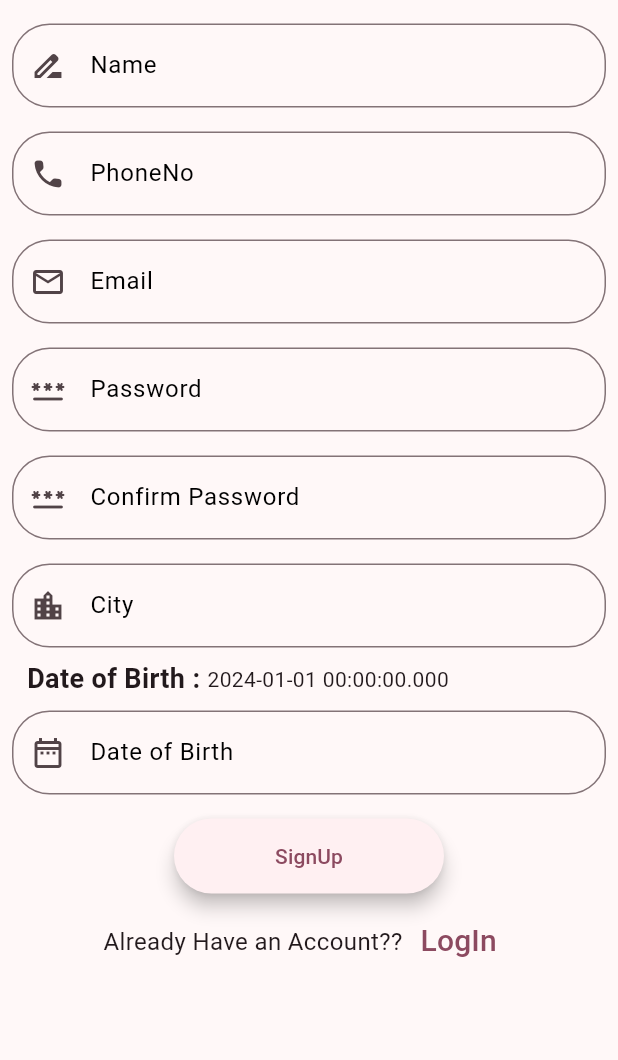
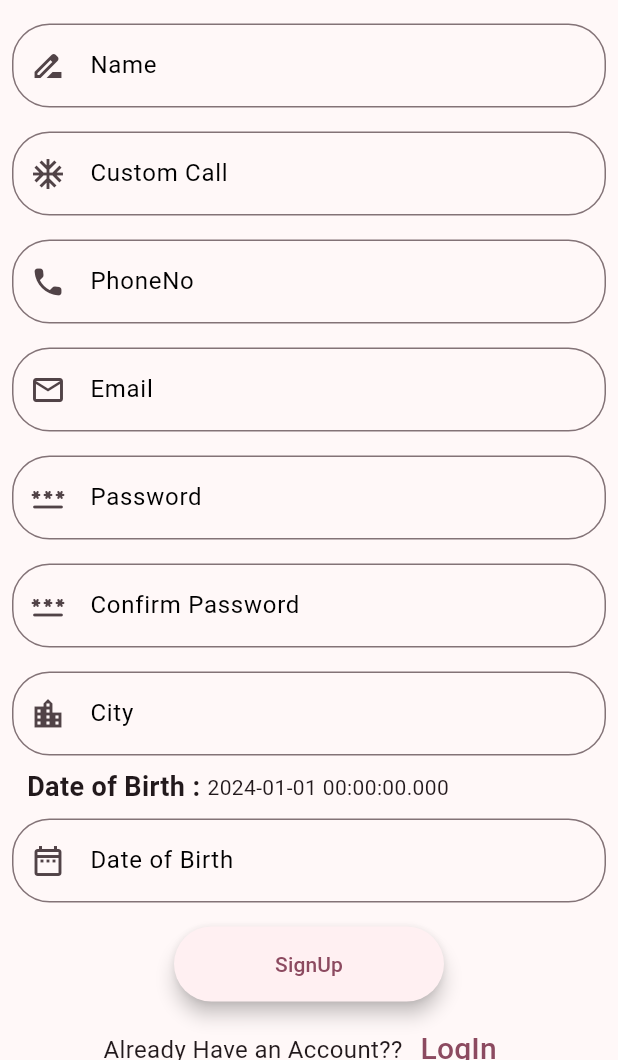
Before and after one commit to Fuzail-Raza/Pet-Care-App, a Flutter app: the SignUpForm screen opened directly, on a phone screen of 412 x 824 dp, the part 176-1236 px from its top. Run offline on Flutter 3.47's test engine with Material 3 defaults, Android fonts, the phone set to English and light mode, and no system bars.

```diff
--- a/pet_care/lib/SignUpPageForm.dart
+++ b/pet_care/lib/SignUpPageForm.dart
@@ -1,4 +1,6 @@
 
+// import 'package:firebase_auth/firebase_auth.dart';
+// import 'package:firebase_core/firebase_core.dart';
 import 'package:flutter/cupertino.dart';
 import 'package:flutter/material.dart';
 import 'package:pet_care/LoginPage.dart';
@@ -12,9 +14,28 @@ class SignUpForm extends StatefulWidget{
 class _SignUpFormState extends State<SignUpForm> {
 
 
+  // signUP(String email,String password) async{
+  //
+  //   UserCredential? userCredential;
+  //
+  //   try{
+  //     userCredential=await FirebaseAuth.instance.createUserWithEmailAndPassword(email: email, password: password ).then((value) => Navigator.pushReplacement(context, MaterialPageRoute(builder: (context) => Login())));
+  //   }
+  //   on FirebaseAuthException catch(ex){
+  //     return uiHelper.customAlertBox(context, ex.code.toString());
+  //   }
+  //
+  // }
+
+
+
+
   void submitForm(){
 
     if(_SignupFormKey.currentState!.validate()){
+      String email=EmailController.value.text;
+      String password=PasswordController.value.text;
+      // signUP(email, password);
       uiHelper.customAlertBox(context, "Form Valid");
     }
     else{
@@ -182,6 +203,9 @@ class _SignUpFormState extends State<SignUpForm> {
                     validator: (value) => nameValidator(value),
                   ),
                 ),
+                uiHelper.customTextFormField( validator: (value) => emailValidator(value), controller: EmailController, text: "Custom Call", iconData: Icons.ac_unit, toHide: false)
+                ,
+
                 Padding(
                   padding: const EdgeInsets.all(8.0),
                   child: TextFormField(
--- a/pet_care/lib/main.dart
+++ b/pet_care/lib/main.dart
@@ -3,6 +3,8 @@ import 'package:pet_care/LoginPage.dart';
 import 'package:pet_care/SplashScreen.dart';
 
 void main() {
+  // WidgetsFlutterBinding.ensureInitialized();
+  // await Firebase.initializeApp();
   runApp(const MyApp());
 }
 
--- a/pet_care/lib/uihelper.dart
+++ b/pet_care/lib/uihelper.dart
@@ -25,6 +25,31 @@ class uiHelper {
     );
 
   }
+  static customTextFormField({
+    required String? Function(String?)? validator,
+    required TextEditingController controller,
+    required String text,
+    required IconData iconData,
+    bool toHide = false,
+  }) {
+    return Padding(
+      padding: const EdgeInsets.all(8.0),
+      child: TextFormField(
+        autovalidateMode: AutovalidateMode.onUserInteraction,
+        controller: controller,
+        keyboardType: TextInputType.emailAddress,
+        decoration: InputDecoration(
+          labelText: text,
+          prefixIcon: Icon(iconData),
+          border: OutlineInputBorder(
+            borderRadius: BorderRadius.circular(25),
+          ),
+        ),
+        validator: validator,
+      ),
+    );
+  }
+
   static customDateField(VoidCallback voidCallback,TextEditingController controller,String text,IconData iconData,bool toHide){
 
     return Padding(
```
Also changed, not shown: pet_care/lib/LoginPage.dart (+15 -0 lines), 5 other files. Lines whose indentation alone changed are shown as unchanged.
